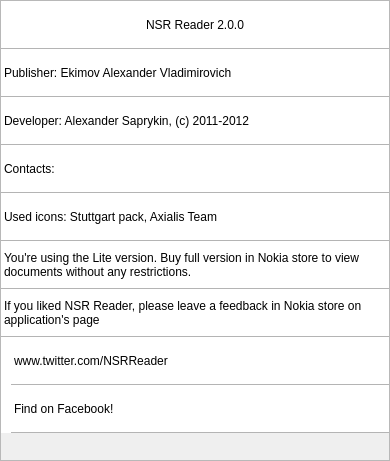
saprykin/nsrreader-symbian-meego, file nsraboutdialog.ui: the form before one commit.
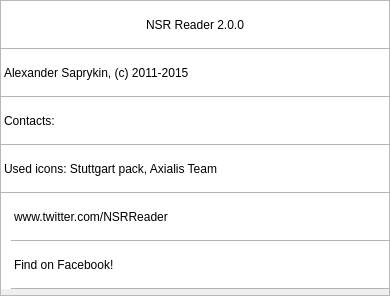
The form after the commit. Icons and pictures are not drawn. Custom widgets are drawn as their Qt base class.

Commit message: Remove Lite version handling and notations

What changed in the file:
```diff
--- a/nsraboutdialog.ui
+++ b/nsraboutdialog.ui
@@ -7,7 +7,7 @@
     <x>0</x>
     <y>0</y>
     <width>390</width>
-    <height>461</height>
+    <height>296</height>
    </rect>
   </property>
   <property name="windowTitle">
@@ -40,7 +40,7 @@
         <x>0</x>
         <y>0</y>
         <width>388</width>
-        <height>459</height>
+        <height>303</height>
        </rect>
       </property>
       <layout class="QVBoxLayout" name="verticalLayout">
@@ -88,38 +88,6 @@
          </property>
         </widget>
        </item>
-       <item>
-        <widget class="QLabel" name="publisherLabel">
-         <property name="sizePolicy">
-          <sizepolicy hsizetype="Expanding" vsizetype="Preferred">
-           <horstretch>0</horstretch>
-           <verstretch>0</verstretch>
-          </sizepolicy>
-         </property>
-         <property name="minimumSize">
-          <size>
-           <width>0</width>
-           <height>48</height>
-          </size>
-         </property>
-         <property name="styleSheet">
-          <string notr="true">QLabel {
-	background-color: white;
-	border: 1px solid rgba(180, 180, 180, 255);
-	border-right:none;
-	border-left:none;	
-	border-top:none;
-	color: rgb(0, 0, 0);
-}</string>
-         </property>
-         <property name="text">
-          <string>Publisher: Ekimov Alexander Vladimirovich</string>
-         </property>
-         <property name="wordWrap">
-          <bool>true</bool>
-         </property>
-        </widget>
-       </item>
        <item>
         <widget class="QLabel" name="developerLabel">
          <property name="sizePolicy">
@@ -145,7 +113,7 @@
 }</string>
          </property>
          <property name="text">
-          <string>Developer: Alexander Saprykin, (c) 2011-2012</string>
+          <string>Alexander Saprykin, (c) 2011-2015</string>
          </property>
          <property name="alignment">
           <set>Qt::AlignLeading|Qt::AlignLeft|Qt::AlignVCenter</set>
@@ -222,86 +190,6 @@
          </property>
         </widget>
        </item>
-       <item>
-        <widget class="QLabel" name="liteWarningLabel">
-         <property name="sizePolicy">
-          <sizepolicy hsizetype="Expanding" vsizetype="Preferred">
-           <horstretch>0</horstretch>
-           <verstretch>0</verstretch>
-          </sizepolicy>
-         </property>
-         <property name="minimumSize">
-          <size>
-           <width>0</width>
-           <height>48</height>
-          </size>
-         </property>
-         <property name="styleSheet">
-          <string notr="true">QLabel {
-	background-color: white;
-	border: 1px solid rgba(180, 180, 180, 255);
-	border-right:none;
-	border-left:none;	
-	border-top:none;
-	color: rgb(0, 0, 0);
-}</string>
-         </property>
-         <property name="text">
-          <string>You're using the Lite version. Buy full version in Nokia store to view documents without any restrictions.</string>
-         </property>
-         <property name="wordWrap">
-          <bool>true</bool>
-         </property>
-         <property name="margin">
-          <number>5</number>
-         </property>
-        </widget>
-       </item>
-       <item>
-        <widget class="QLabel" name="feedbackLabel">
-         <property name="sizePolicy">
-          <sizepolicy hsizetype="Expanding" vsizetype="Preferred">
-           <horstretch>0</horstretch>
-           <verstretch>0</verstretch>
-          </sizepolicy>
-         </property>
-         <property name="minimumSize">
-          <size>
-           <width>0</width>
-           <height>48</height>
-          </size>
-         </property>
-         <property name="font">
-          <font>
-           <weight>50</weight>
-           <italic>false</italic>
-           <bold>false</bold>
-          </font>
-         </property>
-         <property name="styleSheet">
-          <string notr="true">QLabel {
-	background-color: white;
-	border: 1px solid rgba(180, 180, 180, 255);
-	border-right: none;
-	border-left: none;
-	border-top: none;
-	color: rgb(0, 0, 0);
-}</string>
-         </property>
-         <property name="text">
-          <string>If you liked NSR Reader, please leave a feedback in Nokia store on application's page</string>
-         </property>
-         <property name="alignment">
-          <set>Qt::AlignLeading|Qt::AlignLeft|Qt::AlignVCenter</set>
-         </property>
-         <property name="wordWrap">
-          <bool>true</bool>
-         </property>
-         <property name="margin">
-          <number>5</number>
-         </property>
-        </widget>
-       </item>
        <item>
         <layout class="QHBoxLayout" name="horizontalLayout">
          <property name="spacing">
```
The commit also changes 43 other files.
